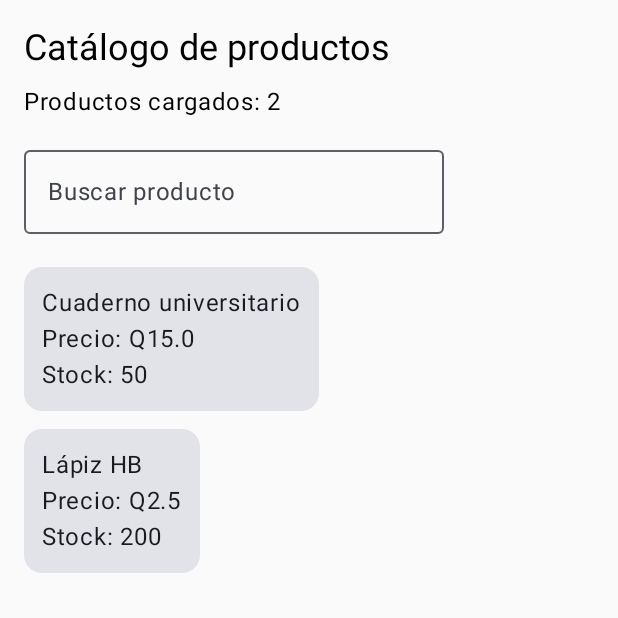
After one commit to Jaxrj45/SharkApp, an Android app built with Jetpack Compose: the PantallaCatalogoScreen screen opened through its navigation route, on a phone screen of 412 x 824 dp, the top half of it. The commit adds this screen. Run offline under Robolectric (Android 15) with nearby library versions, the phone set to English and light mode, and no system bars; our stand-ins replace Room's generated code.

Commit message:
Pruebas y vista de Catalogo Provisional

```diff
--- a/app/src/main/java/com/example/tibuapp/data/local/AppDatabase.kt
+++ b/app/src/main/java/com/example/tibuapp/data/local/AppDatabase.kt
@@ -75,7 +75,7 @@ abstract class AppDatabase : RoomDatabase(){
             db.usuarioDao().insertar(
                 UsuarioEntity(
                     nombre = "ADMIN2",
-                    pin = "1201",
+                    pin = "51348411",
                     rol = "ADMIN"
                 )
             )
--- /dev/null
+++ b/app/src/main/java/com/example/tibuapp/ui/screens/Catalogo/CatalogoUiState.kt
@@ -0,0 +1,11 @@
+package com.example.tibuapp.ui.screens.Catalogo
+
+import com.example.tibuapp.data.local.entity.ProductoEntity
+
+data class CatalogoUiState (
+    val productos: List<ProductoEntity> = emptyList(),
+    val textoBusqueda: String = "",
+    val estaCargando: Boolean = false,
+    val mensajeError: String? = null
+
+    )
--- /dev/null
+++ b/app/src/main/java/com/example/tibuapp/ui/screens/Catalogo/CatalogoViewModel.kt
@@ -0,0 +1,44 @@
+package com.example.tibuapp.ui.screens.Catalogo
+
+import androidx.lifecycle.ViewModel
+import androidx.lifecycle.viewModelScope
+import com.example.tibuapp.data.repository.ProductRepository
+import kotlinx.coroutines.flow.MutableStateFlow
+import kotlinx.coroutines.flow.StateFlow
+import kotlinx.coroutines.flow.asStateFlow
+import kotlinx.coroutines.launch
+
+class CatalogoViewModel (private val productRepository: ProductRepository): ViewModel(){
+
+    private val _uiState = MutableStateFlow(CatalogoUiState())
+    val uiState: StateFlow<CatalogoUiState> = _uiState.asStateFlow()
+
+    init{
+        cargarProductos()
+    }
+
+    private fun cargarProductos(){
+        viewModelScope.launch {
+            productRepository.obtenerTodos().collect { listaProductos -> _uiState.value = _uiState.value.copy(
+                productos = listaProductos,
+                estaCargando = false
+            ) }
+        }
+    }
+
+    fun cambiarTextoBusqueda(texto: String){
+        _uiState.value = _uiState.value.copy(textoBusqueda = texto)
+
+        viewModelScope.launch {
+            if(texto.isBlank()){
+                productRepository.obtenerTodos().collect { listaProductos->
+                    _uiState.value = _uiState.value.copy(productos = listaProductos)
+                }
+            }else{
+                productRepository.buscar(texto)?.collect { listaFiltrada ->
+                    _uiState.value = _uiState.value.copy(productos = listaFiltrada)
+                }
+            }
+        }
+    }
+}
--- /dev/null
+++ b/app/src/main/java/com/example/tibuapp/ui/screens/Catalogo/PantallaCatalogoScreen.kt
@@ -0,0 +1,73 @@
+package com.example.tibuapp.ui.screens.catalogo
+
+import androidx.compose.foundation.layout.Column
+import androidx.compose.foundation.layout.fillMaxSize
+import androidx.compose.foundation.layout.padding
+import androidx.compose.foundation.lazy.LazyColumn
+import androidx.compose.foundation.lazy.items
+import androidx.compose.material3.Card
+import androidx.compose.material3.OutlinedTextField
+import androidx.compose.material3.Text
+import androidx.compose.material3.MaterialTheme
+import androidx.compose.runtime.Composable
+import androidx.compose.runtime.collectAsState
+import androidx.compose.runtime.getValue
+import androidx.compose.ui.Modifier
+import androidx.compose.ui.unit.dp
+import com.example.tibuapp.data.local.entity.ProductoEntity
+import com.example.tibuapp.ui.screens.Catalogo.CatalogoViewModel
+
+@Composable
+fun PantallaCatalogoScreen (viewModel: CatalogoViewModel) {
+    val uiState by viewModel.uiState.collectAsState()
+
+    Column(
+        modifier = Modifier
+            .fillMaxSize()
+            .padding(16.dp)
+    ) {
+        Text(
+            text = "Catálogo de productos",
+            style = MaterialTheme.typography.headlineSmall
+
+        )
+
+        Text(
+            text = "Productos cargados: ${uiState.productos.size}",
+            modifier = Modifier.padding(top = 8.dp)
+        )
+
+        OutlinedTextField(
+            value = uiState.textoBusqueda,
+            onValueChange = { texto ->
+                viewModel.cambiarTextoBusqueda(texto)
+            },
+            label = { Text("Buscar producto") },
+            modifier = Modifier.padding(top = 12.dp)
+        )
+
+        LazyColumn(
+            modifier = Modifier.padding(top = 16.dp)
+        ) {
+            items(uiState.productos) { producto ->
+                ProductoItem(producto)
+            }
+        }
+    }
+}
+
+@Composable
+fun ProductoItem(producto: ProductoEntity) {
+    Card(
+        modifier = Modifier
+            .padding(vertical = 6.dp)
+    ) {
+        Column(
+            modifier = Modifier.padding(12.dp)
+        ) {
+            Text(text = producto.nombre)
+            Text(text = "Precio: Q${producto.precio}")
+            Text(text = "Stock: ${producto.stock}")
+        }
+    }
+}
--- a/app/src/main/java/com/example/tibuapp/ui/screens/MainNavHost.kt
+++ b/app/src/main/java/com/example/tibuapp/ui/screens/MainNavHost.kt
@@ -1,10 +1,16 @@
 package com.example.tibuapp.ui.screens
 
 import androidx.compose.runtime.Composable
+import androidx.compose.runtime.remember
+import androidx.compose.ui.platform.LocalContext
+import androidx.lifecycle.viewmodel.compose.viewModel
 import androidx.navigation.compose.NavHost
 import androidx.navigation.compose.composable
 import androidx.navigation.compose.rememberNavController
+import com.example.tibuapp.TibuApp
 import com.example.tibuapp.ui.navigation.Pantalla
+import com.example.tibuapp.ui.screens.Catalogo.CatalogoViewModel
+import com.example.tibuapp.ui.screens.catalogo.PantallaCatalogoScreen
 
 @Composable
 fun MainNavHost() {
@@ -29,7 +35,13 @@ fun MainNavHost() {
         }
 
         composable(Pantalla.Catalogo.ruta) {
-            PantallaCatalogoEsqueleto()
+            val context = LocalContext.current
+            val app = context.applicationContext as TibuApp
+
+            val catalogoViewModel = remember {
+                CatalogoViewModel(app.container.productoRepository)
+            }
+            PantallaCatalogoScreen(viewModel= catalogoViewModel)
         }
     }
 }
--- a/app/src/main/java/com/example/tibuapp/ui/screens/PantallasEsqueleto.kt
+++ b/app/src/main/java/com/example/tibuapp/ui/screens/PantallasEsqueleto.kt
@@ -1,50 +1,38 @@
 package com.example.tibuapp.ui.screens
 
-import androidx.compose.foundation.layout.Arrangement
-import androidx.compose.foundation.layout.Box
-import androidx.compose.foundation.layout.Column
-import androidx.compose.foundation.layout.Spacer
-import androidx.compose.foundation.layout.fillMaxSize
-import androidx.compose.foundation.layout.fillMaxWidth
-import androidx.compose.foundation.layout.height
-import androidx.compose.foundation.layout.padding
-import androidx.compose.material3.Button
-import androidx.compose.material3.MaterialTheme
-import androidx.compose.material3.Text
-import androidx.compose.runtime.Composable
+import androidx.compose.foundation.layout.*
+import androidx.compose.material3.*
+import androidx.compose.runtime.*
 import androidx.compose.ui.Alignment
 import androidx.compose.ui.Modifier
-import androidx.compose.ui.graphics.Color
-import androidx.compose.ui.tooling.preview.Preview
 import androidx.compose.ui.unit.dp
 import androidx.navigation.NavController
-import androidx.navigation.compose.rememberNavController
 import com.example.tibuapp.ui.navigation.Pantalla
 
-
+// ESQUELETO — pantalla temporal de Login
 @Composable
 fun PantallaLoginEsqueleto(onLoginExitoso: () -> Unit) {
-
     Column(
-        modifier = Modifier.fillMaxSize().padding(30.dp),
+        modifier = Modifier.fillMaxSize().padding(32.dp),
         horizontalAlignment = Alignment.CenterHorizontally,
         verticalArrangement = Arrangement.Center
-    ){
+    ) {
         Text(
-            text = "TibuApp",
+            text = "Papelería",
             style = MaterialTheme.typography.headlineLarge
         )
         Spacer(modifier = Modifier.height(32.dp))
         Text("Ingresa tu PIN", style = MaterialTheme.typography.titleMedium)
-        Spacer(modifier = Modifier.height(20.dp))
+        Spacer(modifier = Modifier.height(16.dp))
         Button(onClick = onLoginExitoso) {
-            Text("Entrar")
+            Text("Entrar (temporal)")
         }
     }
 }
 
+// ESQUELETO — menú principal temporal
 @Composable
-fun PantallaMenuEsqueleto(navController: NavController){
+fun PantallaMenuEsqueleto(navController: NavController) {
     Column(
         modifier = Modifier.fillMaxSize().padding(32.dp),
         horizontalAlignment = Alignment.CenterHorizontally,
@@ -63,7 +51,7 @@ fun PantallaMenuEsqueleto(navController: NavController){
         Button(
             onClick = { },
             modifier = Modifier.fillMaxWidth()
-        ) { Text(" Nueva Venta") }
+        ) { Text("🛒 Nueva Venta") }
 
         Spacer(modifier = Modifier.height(12.dp))
 
@@ -74,7 +62,7 @@ fun PantallaMenuEsqueleto(navController: NavController){
     }
 }
 
-
+// ESQUELETO — catálogo temporal
 @Composable
 fun PantallaCatalogoEsqueleto() {
     Box(
--- a/build.gradle.kts
+++ b/build.gradle.kts
@@ -1,4 +1,6 @@
 plugins {
     alias(libs.plugins.android.application) apply false
+    alias(libs.plugins.kotlin.android) apply false
     alias(libs.plugins.kotlin.compose) apply false
+    alias(libs.plugins.ksp) apply false
 }
--- a/gradle.properties
+++ b/gradle.properties
@@ -13,3 +13,5 @@ org.gradle.jvmargs=-Xmx2048m -Dfile.encoding=UTF-8
 # org.gradle.parallel=true
 # Kotlin code style for this project: "official" or "obsolete":
 kotlin.code.style=official
+android.useAndroidX=true
+android.enableJetifier=true
```
Also changed, not shown: app/build.gradle.kts (+14 -11 lines), app/src/main/java/com/example/tibuapp/MainActivity.kt (+2 -22 lines), gradle/libs.versions.toml (+5 -2 lines).
